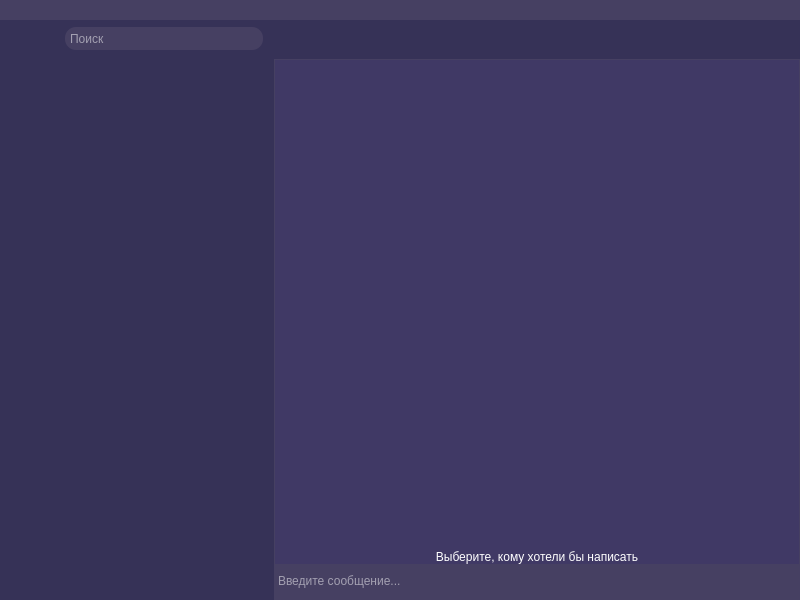
Before: the Qt Designer form client/GUI/UI_MainWindow.ui in Vityshha/desktop-messenger, drawn with Qt 5.
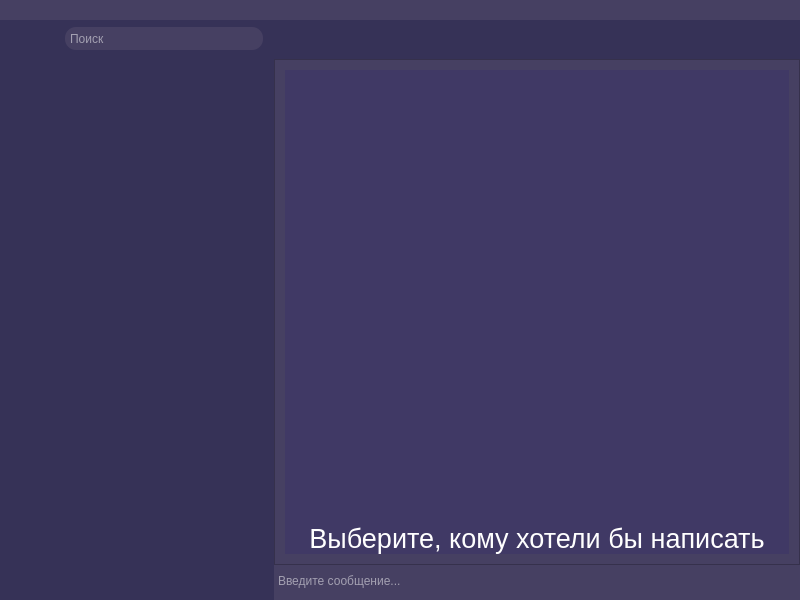
After: the same form once the commit is applied. Icons and pictures are not drawn.

The edit to the form file:
```diff
--- a/client/GUI/UI_MainWindow.ui
+++ b/client/GUI/UI_MainWindow.ui
@@ -441,21 +441,15 @@
                 <item>
                  <widget class="QScrollArea" name="scrollArea">
                   <property name="styleSheet">
-                   <string notr="true">QScrollBar:vertical {
-    background: rgb(11, 255, 68); /* Цвет фона вертикальной полосы прокрутки */
-	
-	background-color: rgb(255, 255, 28);
-}
-
-QScrollBar::handle:vertical {
-    background: rgb(255, 10, 128); /* Цвет ползунка */
-    border: none; /* Убираем границу ползунка */
-	
-	background-color: rgb(255, 242, 255);
-}
+                   <string notr="true">border: 1px solid transparent; /* Установка прозрачной границы */
+	background-color: rgb(64, 57, 101);
+	color: rgb(255, 255, 255);
 QScrollArea {
     border: 1px solid transparent; /* Установка прозрачной границы */
-}</string>
+	background-color: rgb(64, 57, 101);
+	color: rgb(255, 255, 255);
+}
+</string>
                   </property>
                   <property name="lineWidth">
                    <number>1</number>
@@ -483,19 +477,19 @@
                    </property>
                    <layout class="QHBoxLayout" name="horizontalLayout_5">
                     <property name="spacing">
-                     <number>0</number>
+                     <number>10</number>
                     </property>
                     <property name="leftMargin">
-                     <number>0</number>
+                     <number>10</number>
                     </property>
                     <property name="topMargin">
-                     <number>0</number>
+                     <number>10</number>
                     </property>
                     <property name="rightMargin">
-                     <number>0</number>
+                     <number>10</number>
                     </property>
                     <property name="bottomMargin">
-                     <number>0</number>
+                     <number>10</number>
                     </property>
                     <item>
                      <widget class="QLabel" name="sms_label">
@@ -505,6 +499,11 @@
                         <verstretch>0</verstretch>
                        </sizepolicy>
                       </property>
+                      <property name="font">
+                       <font>
+                        <pointsize>20</pointsize>
+                       </font>
+                      </property>
                       <property name="styleSheet">
                        <string notr="true">background-color: rgb(64, 57, 101);
 color: rgb(255, 255, 255);</string>
```
